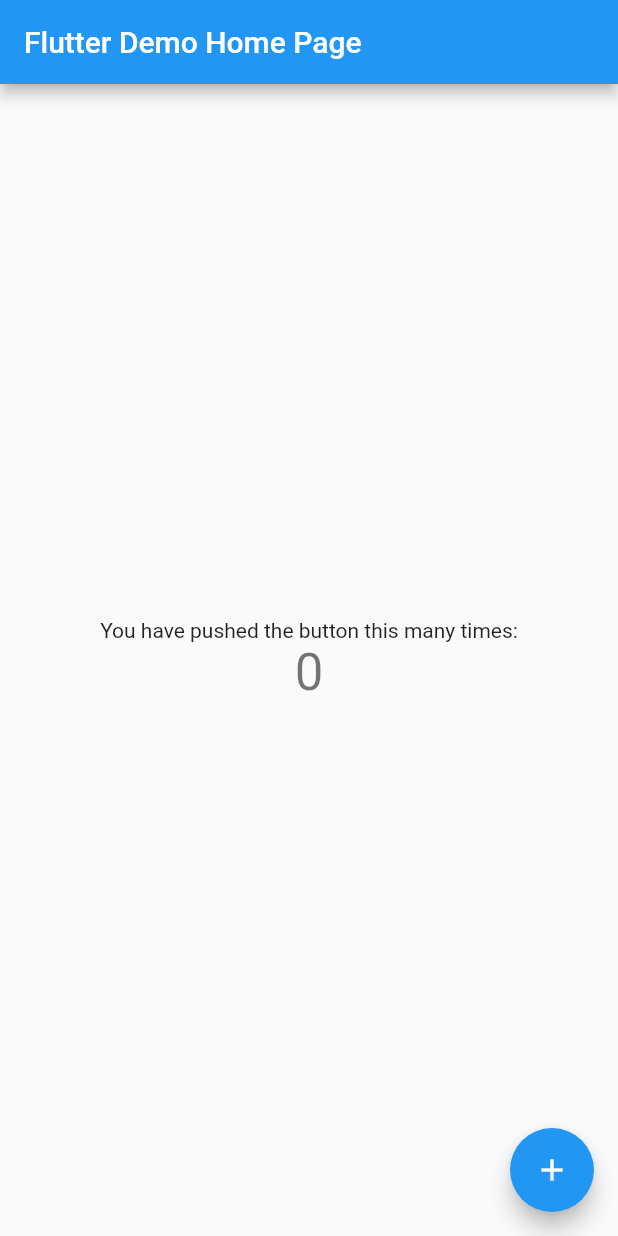
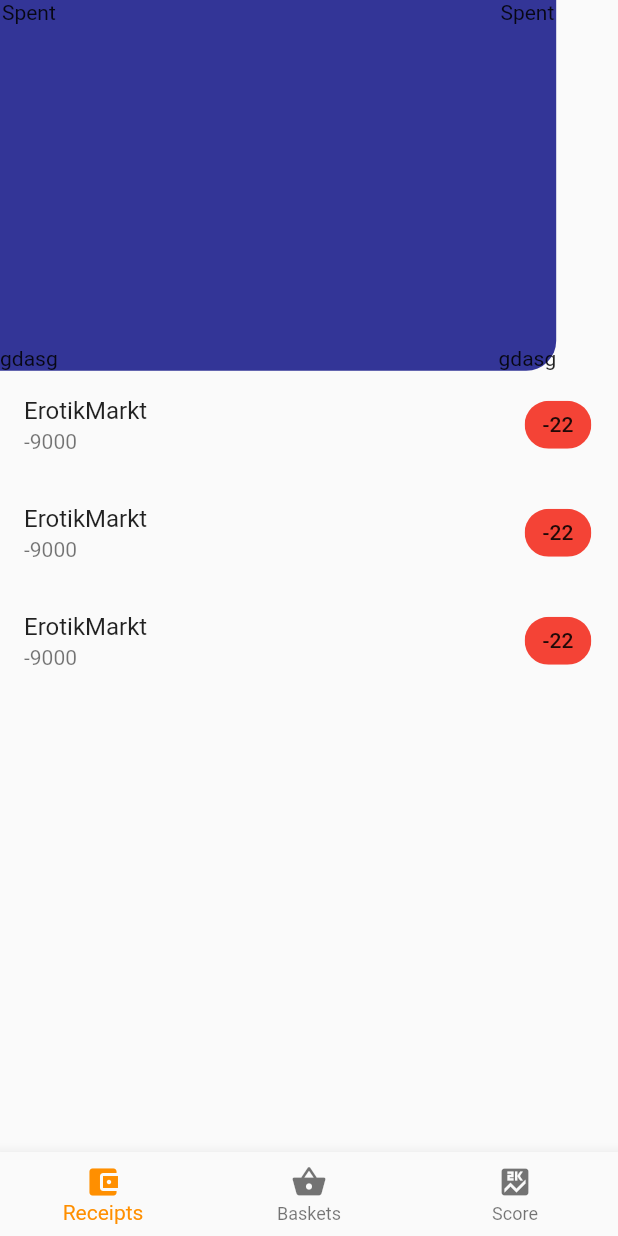
Before and after one commit to robsel118/Junction_2019, a Flutter app: the screen it shows after launch, on a phone screen of 412 x 824 dp. Run offline on Flutter 3.47's test engine with Material 2 defaults, Android fonts, the phone set to English and light mode, and no system bars.

Commit message:
added android project

```diff
--- a/mobile/lib/main.dart
+++ b/mobile/lib/main.dart
@@ -1,4 +1,7 @@
 import 'package:flutter/material.dart';
+import 'package:junction/views/baskets.dart';
+import 'package:junction/views/home.dart';
+import 'package:junction/views/leaderboard.dart';
 
 void main() => runApp(MyApp());
 
@@ -7,35 +10,18 @@
   @override
   Widget build(BuildContext context) {
     return MaterialApp(
+      debugShowCheckedModeBanner: false,
       title: 'Flutter Demo',
       theme: ThemeData(
-        // This is the theme of your application.
-        //
-        // Try running your application with "flutter run". You'll see the
-        // application has a blue toolbar. Then, without quitting the app, try
-        // changing the primarySwatch below to Colors.green and then invoke
-        // "hot reload" (press "r" in the console where you ran "flutter run",
-        // or simply save your changes to "hot reload" in a Flutter IDE).
-        // Notice that the counter didn't reset back to zero; the application
-        // is not restarted.
         primarySwatch: Colors.blue,
       ),
-      home: MyHomePage(title: 'Flutter Demo Home Page'),
+      home: MainPage(title: 'Flutter Demo Home Page'),
     );
   }
 }
 
-class MyHomePage extends StatefulWidget {
-  MyHomePage({Key key, this.title}) : super(key: key);
-
-  // This widget is the home page of your application. It is stateful, meaning
-  // that it has a State object (defined below) that contains fields that affect
-  // how it looks.
-
-  // This class is the configuration for the state. It holds the values (in this
-  // case the title) provided by the parent (in this case the App widget) and
-  // used by the build method of the State. Fields in a Widget subclass are
-  // always marked "final".
+class MainPage extends StatefulWidget {
+  MainPage({Key key, this.title}) : super(key: key);
 
   final String title;
 
@@ -43,69 +29,47 @@
   _MyHomePageState createState() => _MyHomePageState();
 }
 
-class _MyHomePageState extends State<MyHomePage> {
-  int _counter = 0;
+class _MyHomePageState extends State<MainPage> {
+  int _selectedIndex = 0;
+  static const TextStyle optionStyle =
+      TextStyle(fontSize: 30, fontWeight: FontWeight.bold);
+  static List<Widget> _widgetOptions = <Widget>[
+    Home(),
+    Leaderboard(),
+    Basket()
+  ];
 
-  void _incrementCounter() {
+  void _onItemTapped(int index) {
     setState(() {
-      // This call to setState tells the Flutter framework that something has
-      // changed in this State, which causes it to rerun the build method below
-      // so that the display can reflect the updated values. If we changed
-      // _counter without calling setState(), then the build method would not be
-      // called again, and so nothing would appear to happen.
-      _counter++;
+      _selectedIndex = index;
     });
   }
 
   @override
   Widget build(BuildContext context) {
-    // This method is rerun every time setState is called, for instance as done
-    // by the _incrementCounter method above.
-    //
-    // The Flutter framework has been optimized to make rerunning build methods
-    // fast, so that you can just rebuild anything that needs updating rather
-    // than having to individually change instances of widgets.
     return Scaffold(
-      appBar: AppBar(
-        // Here we take the value from the MyHomePage object that was created by
-        // the App.build method, and use it to set our appbar title.
-        title: Text(widget.title),
+      body: Center(
+        child: _widgetOptions.elementAt(_selectedIndex),
       ),
-      body: Center(
-        // Center is a layout widget. It takes a single child and positions it
-        // in the middle of the parent.
-        child: Column(
-          // Column is also a layout widget. It takes a list of children and
-          // arranges them vertically. By default, it sizes itself to fit its
-          // children horizontally, and tries to be as tall as its parent.
-          //
-          // Invoke "debug painting" (press "p" in the console, choose the
-          // "Toggle Debug Paint" action from the Flutter Inspector in Android
-          // Studio, or the "Toggle Debug Paint" command in Visual Studio Code)
-          // to see the wireframe for each widget.
-          //
-          // Column has various properties to control how it sizes itself and
-          // how it positions its children. Here we use mainAxisAlignment to
-          // center the children vertically; the main axis here is the vertical
-          // axis because Columns are vertical (the cross axis would be
-          // horizontal).
-          mainAxisAlignment: MainAxisAlignment.center,
-          children: <Widget>[
-            Text(
-              'You have pushed the button this many times:',
-            ),
-            Text(
-              '$_counter',
-              style: Theme.of(context).textTheme.display1,
-            ),
-          ],
-        ),
+      bottomNavigationBar: BottomNavigationBar(
+        items: const <BottomNavigationBarItem>[
+          BottomNavigationBarItem(
+            icon: Icon(Icons.account_balance_wallet),
+            title: Text('Receipts'),
+          ),
+          BottomNavigationBarItem(
+            icon: Icon(Icons.shopping_basket),
+            title: Text('Baskets'),
+          ),
+          BottomNavigationBarItem(
+            icon: Icon(Icons.score),
+            title: Text('Score'),
+          ),
+        ],
+        currentIndex: _selectedIndex,
+        selectedItemColor: Colors.amber[800],
+        onTap: _onItemTapped,
       ),
-      floatingActionButton: FloatingActionButton(
-        onPressed: _incrementCounter,
-        tooltip: 'Increment',
-        child: Icon(Icons.add),
-      ), // This trailing comma makes auto-formatting nicer for build methods.
     );
   }
 }
--- /dev/null
+++ b/mobile/lib/views/baskets.dart
@@ -0,0 +1,22 @@
+import 'package:flutter/material.dart';
+
+class Basket extends StatefulWidget
+{
+  Basket({Key key}) : super(key: key);
+
+
+  _BasketState createState
+  () => _BasketState();
+}
+
+
+class _BasketState extends
+State<Basket> {
+  @override
+  Widget build(BuildContext context) {
+    return Container(
+       child:
+       Text("Baskets"),
+    );
+  }
+}
--- /dev/null
+++ b/mobile/lib/views/home.dart
@@ -0,0 +1,91 @@
+import 'package:flutter/material.dart';
+
+class Home extends StatefulWidget {
+  Home({Key key}) : super(key: key);
+
+  _HomeState createState() => _HomeState();
+}
+
+class _HomeState extends State<Home> {
+  @override
+  Widget build(BuildContext context) {
+    double width = MediaQuery.of(context).size.width;
+    double height = MediaQuery.of(context).size.height;
+
+    return Container(
+      child: Column(
+        mainAxisAlignment: MainAxisAlignment.start,
+        crossAxisAlignment: CrossAxisAlignment.start,
+        children: <Widget>[
+          Container(
+              height: height * 0.3,
+              child: Container(
+                width: width * 0.9,
+                decoration: BoxDecoration(
+                    color: Color.fromRGBO(51, 53, 151, 1),
+                    borderRadius:
+                        BorderRadius.only(bottomRight: Radius.circular(20.0))),
+                child: Row(
+                  mainAxisAlignment: MainAxisAlignment.spaceBetween,
+                  crossAxisAlignment: CrossAxisAlignment.center,
+                  children: <Widget>[
+                    Column(
+                      mainAxisAlignment: MainAxisAlignment.spaceBetween,
+                      crossAxisAlignment: CrossAxisAlignment.center,
+                      children: <Widget>[Text("Spent"), Text("gdasg")],
+                    ),
+                    Column(
+                      mainAxisAlignment: MainAxisAlignment.spaceBetween,
+                      crossAxisAlignment: CrossAxisAlignment.center,
+                      children: <Widget>[Text("Spent"), Text("gdasg")],
+                    )
+                  ],
+                ),
+              )),
+          ListTile(
+            title: Text("ErotikMarkt"),
+            subtitle: Text("-9000"),
+            trailing: Chip(
+              label: Text("-22"),
+              backgroundColor: Colors.red,
+            ),
+          ),
+          ListTile(
+            title: Text("ErotikMarkt"),
+            subtitle: Text("-9000"),
+            trailing: Chip(
+              label: Text("-22"),
+              backgroundColor: Colors.red,
+            ),
+          ),
+          ListTile(
+            title: Text("ErotikMarkt"),
+            subtitle: Text("-9000"),
+            trailing: Chip(
+              label: Text("-22"),
+              backgroundColor: Colors.red,
+            ),
+          ),
+        ],
+      ),
+    );
+  }
+}
+
+//  color: Colors.black,
+//       child: Column(
+//         mainAxisAlignment: MainAxisAlignment.center,
+//         crossAxisAlignment: CrossAxisAlignment.center,
+//         children: <Widget>[
+//           ListView(
+//             padding: const EdgeInsets.all(8),
+//             children: <Widget>[
+//               ListTile(
+//                 title: Text("ErotikMarkt"),
+//                 subtitle: Text("-9000"),
+//                 trailing: Chip(label: Text("-22"),backgroundColor: Colors.red,),
+//               )
+//             ],
+//           )
+//         ],
+//       ),
--- /dev/null
+++ b/mobile/lib/views/leaderboard.dart
@@ -0,0 +1,16 @@
+import 'package:flutter/material.dart';
+
+class Leaderboard extends StatefulWidget {
+  Leaderboard({Key key}) : super(key: key);
+
+  _LeaderboardState createState() => _LeaderboardState();
+}
+
+class _LeaderboardState extends State<Leaderboard> {
+  @override
+  Widget build(BuildContext context) {
+    return Container(
+       child: Text("Leaderboard"),
+    );
+  }
+}
```
Also changed, not shown: 80 other files.
